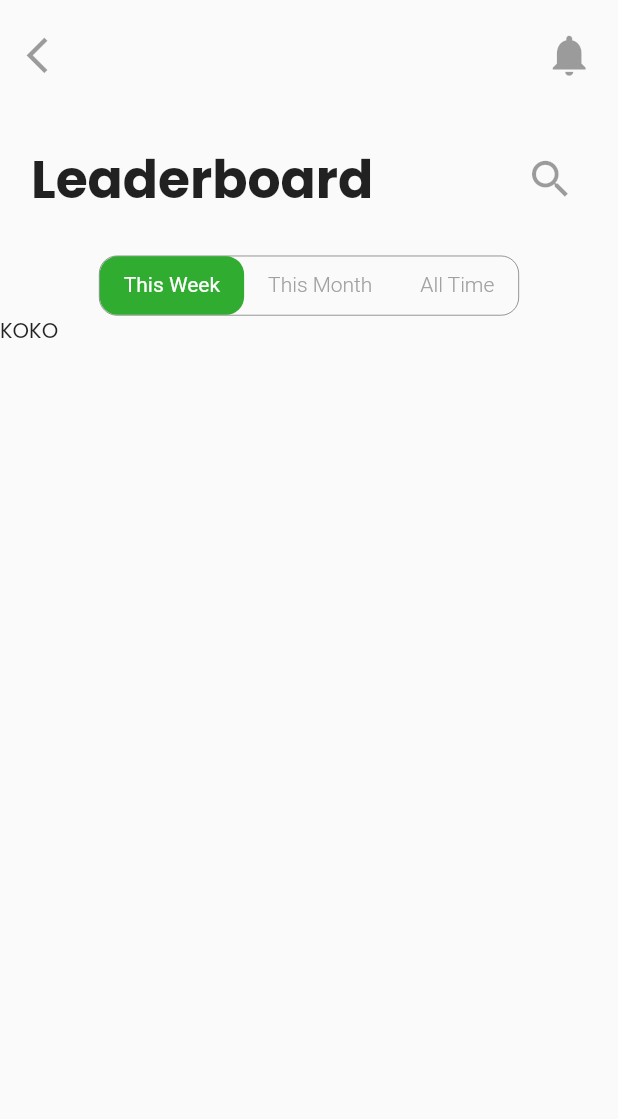
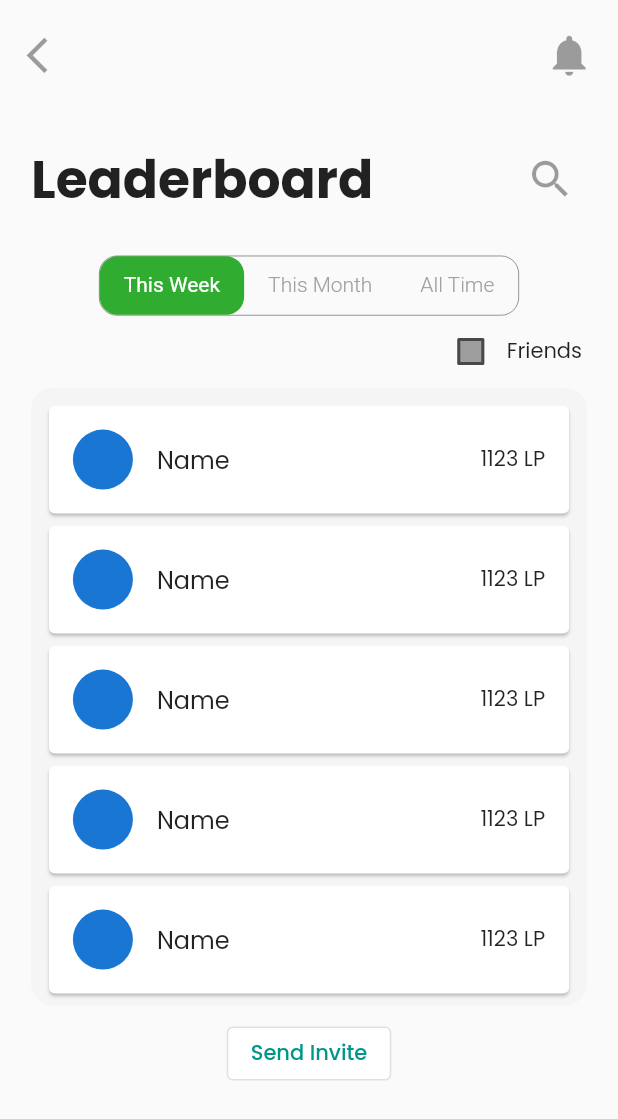
Before and after one commit to reeshaa/re-member, a Flutter app: the LeaderBoard screen opened directly, on a phone screen of 412 x 824 dp. Shown: the top 1119 px of the screen. Run offline on Flutter 3.47's test engine with Material 2 defaults, Android fonts, the phone set to English and light mode, and no system bars; our stand-ins replace carousel_slider, cool_alert, dio, flutter_svg, get_it, google_fonts and 1 more; missing offline and left inert: jwt_decode; accounts and stored records are empty.

Commit message:
leaderboard done

```diff
--- a/lib/src/modules/leaderboard/leaderboard.dart
+++ b/lib/src/modules/leaderboard/leaderboard.dart
@@ -10,6 +10,7 @@ class LeaderBoard extends StatefulWidget {
 
 class _LeaderBoardState extends State<LeaderBoard>
     with SingleTickerProviderStateMixin {
+  bool isChecked = false;
   late final blah;
   @override
   void initState() {
@@ -19,10 +20,23 @@ class _LeaderBoardState extends State<LeaderBoard>
 
   @override
   Widget build(BuildContext context) {
+    Color getColor(Set<MaterialState> states) {
+      const Set<MaterialState> interactiveStates = <MaterialState>{
+        MaterialState.pressed,
+        MaterialState.hovered,
+        MaterialState.focused,
+      };
+      if (states.any(interactiveStates.contains)) {
+        return Colors.grey;
+      }
+      return Colors.grey;
+    }
+
     var size = MediaQuery.of(context).size;
     return SafeArea(
         child: Scaffold(
-      body: Column(crossAxisAlignment: CrossAxisAlignment.start, children: [
+      body: SingleChildScrollView(
+        child: Column(crossAxisAlignment: CrossAxisAlignment.start, children: [
           Padding(
             padding: const EdgeInsets.fromLTRB(8, 12, 8, 8),
             child: Row(
@@ -65,26 +79,64 @@ class _LeaderBoardState extends State<LeaderBoard>
                 children: [
                   FloatingTabBar(
                     collectionTabs: [
-                    Tab(
-                      child: Text(
-                        "This Week",
-                      ),
-                    ),
-                    Tab(
-                      child: Text("This Month"),
-                    ),
-                    Tab(
-                      child: Text("All Time"),
-                    )
+                      Tab(child: Text("This Week")),
+                      Tab(child: Text("This Month")),
+                      Tab(text: "All Time")
                     ],
                     tabController: blah,
                   ),
+                  Padding(
+                    padding: EdgeInsets.symmetric(horizontal: 24),
+                    child: Row(
+                      mainAxisAlignment: MainAxisAlignment.end,
+                      children: [
+                        Checkbox(
+                          checkColor: Colors.white,
+                          // shape: CircleBorder(),
+                          fillColor:
+                              MaterialStateProperty.resolveWith(getColor),
+                          value: isChecked,
+                          onChanged: (bool? value) {
+                            setState(() {
+                              isChecked = value!;
+                            });
+                          },
+                        ),
+                        Text("Friends"),
+                      ],
+                    ),
+                  ),
                   Container(
-                  height: 200,
+                    height: size.height * 0.5,
+                    width: size.width * 0.9,
+                    decoration: BoxDecoration(
+                      borderRadius: BorderRadius.circular(15),
+                      color: Colors.grey[100],
+                    ),
                     child: TabBarView(
                       children: [
                         Container(
-                        child: Text("KOKO"),
+                          child: ListView(
+                            padding: EdgeInsets.fromLTRB(8, 8, 8, 0),
+                            physics: BouncingScrollPhysics(),
+                            children: [
+                              LeaderboardCard(),
+                              LeaderboardCard(),
+                              LeaderboardCard(),
+                              LeaderboardCard(),
+                              LeaderboardCard(),
+                              LeaderboardCard(),
+                              LeaderboardCard(),
+                              LeaderboardCard(),
+                              LeaderboardCard(),
+                              LeaderboardCard(),
+                              LeaderboardCard(),
+                              LeaderboardCard(),
+                              LeaderboardCard(),
+                              LeaderboardCard(),
+                              LeaderboardCard(),
+                            ],
+                          ),
                         ),
                         Container(
                           child: Text("lolo"),
@@ -96,9 +148,41 @@ class _LeaderBoardState extends State<LeaderBoard>
                       controller: blah,
                     ),
                   ),
+                  Container(
+                    padding: EdgeInsets.symmetric(vertical: 8, horizontal: 8),
+                    child: OutlinedButton(
+                        style: OutlinedButton.styleFrom(
+                          primary: Colors.teal,
+                          backgroundColor: Colors.white,
+                        ),
+                        onPressed: () {},
+                        child: Text(
+                          "Send Invite",
+                        )),
+                  )
                 ],
               ))
         ]),
+      ),
     ));
   }
 }
+
+class LeaderboardCard extends StatelessWidget {
+  const LeaderboardCard({
+    Key? key,
+  }) : super(key: key);
+
+  @override
+  Widget build(BuildContext context) {
+    return Card(
+      child: ListTile(
+        onTap: () {},
+        contentPadding: EdgeInsets.symmetric(vertical: 8, horizontal: 16),
+        title: Text("Name"),
+        leading: CircleAvatar(),
+        trailing: Text("1123 LP"),
+      ),
+    );
+  }
+}
```
Lines whose indentation alone changed are shown as unchanged.
